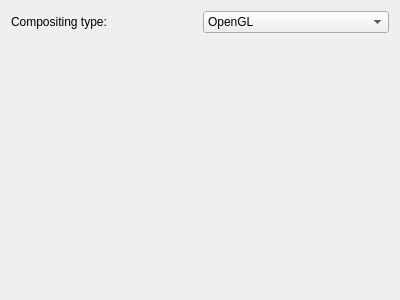
First picture: the form in kcmkwin/kwincompositing/advanced.ui, repository KDE/kwin, before the edit.
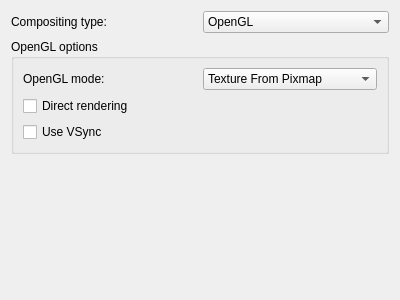
Second picture: the form after the edit.

Commit message: Migrate some OpenGL options to new config module

The edit to the form file:
```diff
--- a/kcmkwin/kwincompositing/advanced.ui
+++ b/kcmkwin/kwincompositing/advanced.ui
@@ -38,6 +38,59 @@
      </item>
     </layout>
    </item>
+   <item>
+    <widget class="QGroupBox" name="groupBox" >
+     <property name="title" >
+      <string>OpenGL options</string>
+     </property>
+     <layout class="QVBoxLayout" >
+      <item>
+       <layout class="QHBoxLayout" >
+        <item>
+         <widget class="QLabel" name="label" >
+          <property name="text" >
+           <string>OpenGL mode:</string>
+          </property>
+         </widget>
+        </item>
+        <item>
+         <widget class="QComboBox" name="glMode" >
+          <item>
+           <property name="text" >
+            <string>Texture From Pixmap</string>
+           </property>
+          </item>
+          <item>
+           <property name="text" >
+            <string>Shared Memory</string>
+           </property>
+          </item>
+          <item>
+           <property name="text" >
+            <string>Fallback</string>
+           </property>
+          </item>
+         </widget>
+        </item>
+       </layout>
+      </item>
+      <item>
+       <widget class="QCheckBox" name="glDirect" >
+        <property name="text" >
+         <string>Direct rendering</string>
+        </property>
+       </widget>
+      </item>
+      <item>
+       <widget class="QCheckBox" name="glVSync" >
+        <property name="text" >
+         <string>Use VSync</string>
+        </property>
+       </widget>
+      </item>
+     </layout>
+    </widget>
+   </item>
    <item>
     <spacer>
      <property name="orientation" >
@@ -46,7 +99,7 @@
      <property name="sizeHint" >
       <size>
        <width>20</width>
-       <height>40</height>
+       <height>31</height>
       </size>
      </property>
     </spacer>
```
The commit also changes 2 other files.
